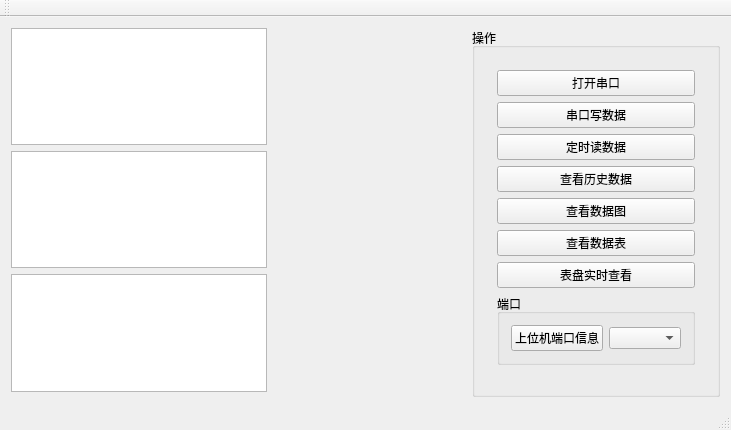
Above: SpreadSheet/ui/mainwindow.ui from MelonSuika/EmonitorSys before the change. Below: the same form after it.
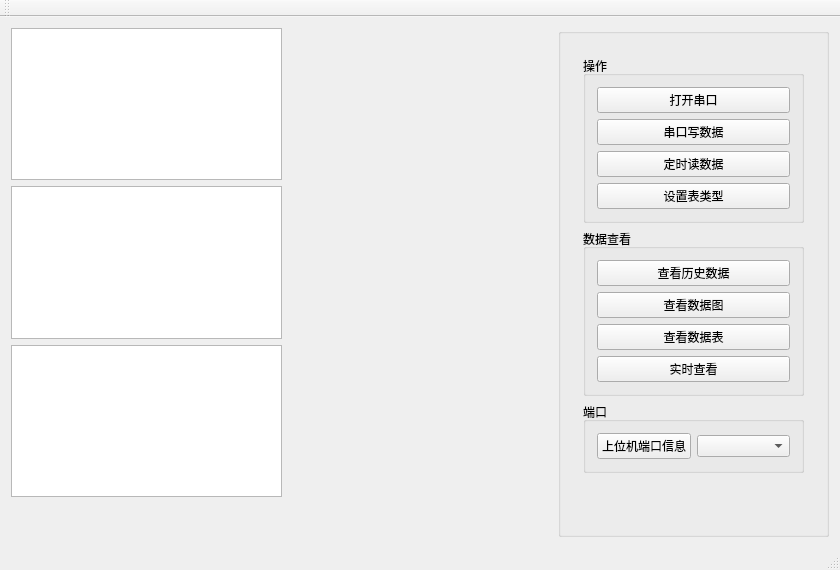
That is the form after the change. Icons and pictures are not drawn.

Commit message: 添加setDeviceType窗口

```diff
--- a/SpreadSheet/ui/mainwindow.ui
+++ b/SpreadSheet/ui/mainwindow.ui
@@ -6,14 +6,14 @@
    <rect>
     <x>0</x>
     <y>0</y>
-    <width>731</width>
-    <height>430</height>
+    <width>840</width>
+    <height>570</height>
    </rect>
   </property>
   <property name="minimumSize">
    <size>
-    <width>600</width>
-    <height>400</height>
+    <width>840</width>
+    <height>570</height>
    </size>
   </property>
   <property name="windowTitle">
@@ -118,7 +118,7 @@
            </font>
           </property>
           <property name="title">
-           <string>操作</string>
+           <string/>
           </property>
           <layout class="QHBoxLayout" name="horizontalLayout_4">
            <item>
@@ -131,6 +131,12 @@
              </property>
              <layout class="QVBoxLayout" name="verticalLayout">
               <item>
+               <widget class="QGroupBox" name="groupBox_3">
+                <property name="title">
+                 <string>操作</string>
+                </property>
+                <layout class="QVBoxLayout" name="verticalLayout_3">
+                 <item>
                <widget class="QPushButton" name="pushButtonSerial">
                 <property name="text">
                  <string>打开串口</string>
@@ -152,6 +158,22 @@
                </widget>
               </item>
               <item>
+                  <widget class="QPushButton" name="pushButton_setDeviceType">
+                   <property name="text">
+                    <string>设置表类型</string>
+                   </property>
+                  </widget>
+                 </item>
+                </layout>
+               </widget>
+              </item>
+              <item>
+               <widget class="QGroupBox" name="groupBox_2">
+                <property name="title">
+                 <string>数据查看</string>
+                </property>
+                <layout class="QVBoxLayout" name="verticalLayout_2">
+                 <item>
                <widget class="QPushButton" name="pushButtonSheet">
                 <property name="text">
                  <string>查看历史数据</string>
@@ -175,8 +197,11 @@
               <item>
                <widget class="QPushButton" name="pushButton_dashBoard">
                 <property name="text">
-                 <string>表盘实时查看</string>
-                </property>
+                    <string>实时查看</string>
+                   </property>
+                  </widget>
+                 </item>
+                </layout>
                </widget>
               </item>
               <item>
```
Left out of the diff: 1 changed line with no effect on the pictures. Lines whose indentation alone changed are shown as unchanged. The commit also changes 11 other files.
